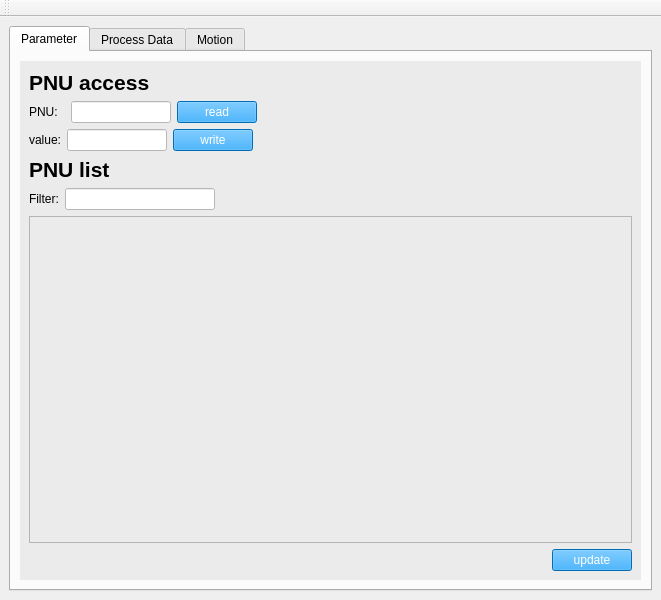
The window that src/edcon/gui/main_window.ui (Festo-se/festo-edcon) describes before a commit, drawn with Qt 5.
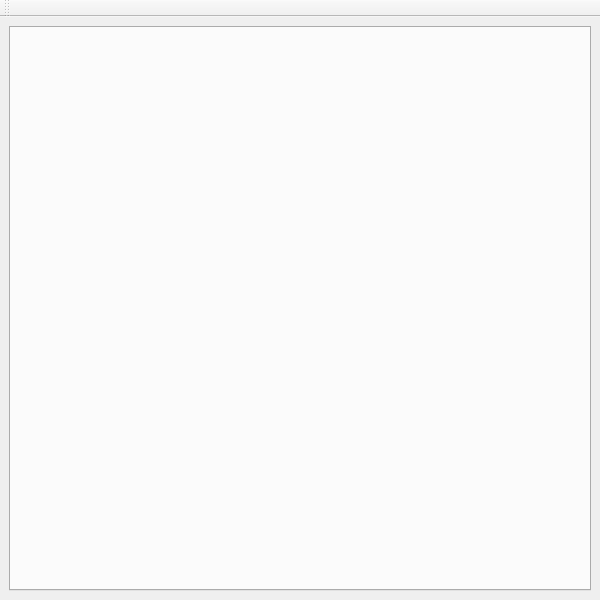
The same window after the commit.

Commit message: Moved parameter related stuff to own widget class.

The edit to the form file:
```diff
--- a/src/edcon/gui/main_window.ui
+++ b/src/edcon/gui/main_window.ui
@@ -6,7 +6,7 @@
    <rect>
     <x>0</x>
     <y>0</y>
-    <width>661</width>
+    <width>600</width>
     <height>600</height>
    </rect>
   </property>
@@ -20,323 +20,6 @@
       <property name="currentIndex">
        <number>0</number>
       </property>
-      <widget class="QWidget" name="parameterTab">
-       <attribute name="title">
-        <string>Parameter</string>
-       </attribute>
-       <layout class="QVBoxLayout" name="verticalLayout_6">
-        <item>
-         <widget class="QWidget" name="centralwidget_2" native="true">
-          <property name="sizePolicy">
-           <sizepolicy hsizetype="Expanding" vsizetype="Expanding">
-            <horstretch>0</horstretch>
-            <verstretch>0</verstretch>
-           </sizepolicy>
-          </property>
-          <property name="autoFillBackground">
-           <bool>false</bool>
-          </property>
-          <property name="styleSheet">
-           <string notr="true">QWidget{background-color:rgb(235, 235, 235);
-color:black}</string>
-          </property>
-          <layout class="QVBoxLayout" name="verticalLayout_3">
-           <item>
-            <layout class="QVBoxLayout" name="verticalLayout_2">
-             <item>
-              <widget class="QLabel" name="label_pnu_access_title">
-               <property name="text">
-                <string>&lt;html&gt;&lt;head/&gt;&lt;body&gt;&lt;p&gt;&lt;span style=&quot; font-size:16pt; font-weight:600;&quot;&gt;PNU access&lt;/span&gt;&lt;/p&gt;&lt;/body&gt;&lt;/html&gt;</string>
-               </property>
-              </widget>
-             </item>
-             <item>
-              <layout class="QHBoxLayout" name="horizontalLayout_2">
-               <item>
-                <widget class="QLabel" name="label_pnu_title">
-                 <property name="text">
-                  <string>PNU:  </string>
-                 </property>
-                </widget>
-               </item>
-               <item>
-                <widget class="QLineEdit" name="line_edit_pnu">
-                 <property name="maximumSize">
-                  <size>
-                   <width>100</width>
-                   <height>16777215</height>
-                  </size>
-                 </property>
-                 <property name="focusPolicy">
-                  <enum>Qt::StrongFocus</enum>
-                 </property>
-                 <property name="styleSheet">
-                  <string notr="true">QLineEdit{background-color:white;
-color:black}</string>
-                 </property>
-                 <property name="inputMask">
-                  <string/>
-                 </property>
-                 <property name="maxLength">
-                  <number>32767</number>
-                 </property>
-                 <property name="cursorPosition">
-                  <number>0</number>
-                 </property>
-                 <property name="clearButtonEnabled">
-                  <bool>true</bool>
-                 </property>
-                </widget>
-               </item>
-               <item>
-                <widget class="QPushButton" name="button_pnu_read">
-                 <property name="styleSheet">
-                  <string notr="true">background-color: rgb(0, 153, 255);
-color: rgb(255, 255, 255);</string>
-                 </property>
-                 <property name="text">
-                  <string>read</string>
-                 </property>
-                </widget>
-               </item>
-               <item>
-                <widget class="QLabel" name="label_pnu_feedback">
-                 <property name="text">
-                  <string/>
-                 </property>
-                </widget>
-               </item>
-               <item>
-                <spacer name="horizontalSpacer">
-                 <property name="orientation">
-                  <enum>Qt::Horizontal</enum>
-                 </property>
-                 <property name="sizeHint" stdset="0">
-                  <size>
-                   <width>40</width>
-                   <height>20</height>
-                  </size>
-                 </property>
-                </spacer>
-               </item>
-              </layout>
-             </item>
-             <item>
-              <layout class="QHBoxLayout" name="horizontalLayout_4">
-               <item>
-                <widget class="QLabel" name="label_pnu_value_title">
-                 <property name="text">
-                  <string>value:</string>
-                 </property>
-                </widget>
-               </item>
-               <item>
-                <widget class="QLineEdit" name="line_edit_pnu_value">
-                 <property name="maximumSize">
-                  <size>
-                   <width>100</width>
-                   <height>16777215</height>
-                  </size>
-                 </property>
-                 <property name="styleSheet">
-                  <string notr="true">QLineEdit{background-color:white;
-color:black}</string>
-                 </property>
-                 <property name="inputMask">
-                  <string/>
-                 </property>
-                 <property name="text">
-                  <string/>
-                 </property>
-                 <property name="clearButtonEnabled">
-                  <bool>true</bool>
-                 </property>
-                </widget>
-               </item>
-               <item>
-                <widget class="QPushButton" name="button_pnu_write">
-                 <property name="styleSheet">
-                  <string notr="true">background-color: rgb(0, 153, 255);
-color: rgb(255, 255, 255);</string>
-                 </property>
-                 <property name="text">
-                  <string>write</string>
-                 </property>
-                </widget>
-               </item>
-               <item>
-                <widget class="QLabel" name="label_pnu_value_feedback">
-                 <property name="text">
-                  <string/>
-                 </property>
-                </widget>
-               </item>
-               <item>
-                <spacer name="horizontalSpacer_2">
-                 <property name="orientation">
-                  <enum>Qt::Horizontal</enum>
-                 </property>
-                 <property name="sizeHint" stdset="0">
-                  <size>
-                   <width>40</width>
-                   <height>20</height>
-                  </size>
-                 </property>
-                </spacer>
-               </item>
-              </layout>
-             </item>
-             <item>
-              <widget class="QLabel" name="label_pnu_list_title">
-               <property name="text">
-                <string>&lt;html&gt;&lt;head/&gt;&lt;body&gt;&lt;p&gt;&lt;span style=&quot; font-size:16pt; font-weight:600;&quot;&gt;PNU list&lt;/span&gt;&lt;/p&gt;&lt;/body&gt;&lt;/html&gt;</string>
-               </property>
-              </widget>
-             </item>
-             <item>
-              <layout class="QHBoxLayout" name="horizontalLayout_3">
-               <item>
-                <widget class="QLabel" name="label_pnu_list_filter_title">
-                 <property name="text">
-                  <string>Filter:</string>
-                 </property>
-                </widget>
-               </item>
-               <item>
-                <widget class="QLineEdit" name="line_edit_pnu_list_filter">
-                 <property name="maximumSize">
-                  <size>
-                   <width>150</width>
-                   <height>16777215</height>
-                  </size>
-                 </property>
-                 <property name="styleSheet">
-                  <string notr="true">QLineEdit{background-color:white;
-color:black}</string>
-                 </property>
-                 <property name="text">
-                  <string/>
-                 </property>
-                 <property name="clearButtonEnabled">
-                  <bool>true</bool>
-                 </property>
-                </widget>
-               </item>
-               <item>
-                <spacer name="horizontalSpacer_3">
-                 <property name="orientation">
-                  <enum>Qt::Horizontal</enum>
-                 </property>
-                 <property name="sizeHint" stdset="0">
-                  <size>
-                   <width>40</width>
-                   <height>20</height>
-                  </size>
-                 </property>
-                </spacer>
-               </item>
-              </layout>
-             </item>
-             <item>
-              <widget class="QTableView" name="table_view_pnu_list">
-               <attribute name="horizontalHeaderStretchLastSection">
-                <bool>false</bool>
-               </attribute>
-              </widget>
-             </item>
-             <item>
-              <layout class="QHBoxLayout" name="horizontalLayout_5">
-               <item>
-                <spacer name="horizontalSpacer_4">
-                 <property name="orientation">
-                  <enum>Qt::Horizontal</enum>
-                 </property>
-                 <property name="sizeHint" stdset="0">
-                  <size>
-                   <width>40</width>
-                   <height>20</height>
-                  </size>
-                 </property>
-                </spacer>
-               </item>
-               <item>
-                <widget class="QPushButton" name="button_pnu_list_update">
-                 <property name="styleSheet">
-                  <string notr="true">background-color: rgb(0, 153, 255);
-color: rgb(255, 255, 255);</string>
-                 </property>
-                 <property name="text">
-                  <string>update</string>
-                 </property>
-                </widget>
-               </item>
-              </layout>
-             </item>
-            </layout>
-           </item>
-          </layout>
-         </widget>
-        </item>
-       </layout>
-      </widget>
-      <widget class="QWidget" name="processDataTab">
-       <attribute name="title">
-        <string>Process Data</string>
-       </attribute>
-       <layout class="QVBoxLayout" name="verticalLayout_10">
-        <item>
-         <widget class="QWidget" name="centralwidget_4" native="true">
-          <property name="sizePolicy">
-           <sizepolicy hsizetype="Expanding" vsizetype="Expanding">
-            <horstretch>0</horstretch>
-            <verstretch>0</verstretch>
-           </sizepolicy>
-          </property>
-          <property name="autoFillBackground">
-           <bool>false</bool>
-          </property>
-          <property name="styleSheet">
-           <string notr="true">QWidget{background-color:rgb(235, 235, 235);
-color:black}</string>
-          </property>
-          <layout class="QVBoxLayout" name="verticalLayout_8">
-           <item>
-            <layout class="QVBoxLayout" name="verticalLayout_9"/>
-           </item>
-          </layout>
-         </widget>
-        </item>
-       </layout>
-      </widget>
-      <widget class="QWidget" name="motionTab">
-       <attribute name="title">
-        <string>Motion</string>
-       </attribute>
-       <layout class="QVBoxLayout" name="verticalLayout_7">
-        <item>
-         <widget class="QWidget" name="centralwidget_3" native="true">
-          <property name="sizePolicy">
-           <sizepolicy hsizetype="Expanding" vsizetype="Expanding">
-            <horstretch>0</horstretch>
-            <verstretch>0</verstretch>
-           </sizepolicy>
-          </property>
-          <property name="autoFillBackground">
-           <bool>false</bool>
-          </property>
-          <property name="styleSheet">
-           <string notr="true">QWidget{background-color:rgb(235, 235, 235);
-color:black}</string>
-          </property>
-          <layout class="QVBoxLayout" name="verticalLayout_4">
-           <item>
-            <layout class="QVBoxLayout" name="verticalLayout_5"/>
-           </item>
-          </layout>
-         </widget>
-        </item>
-       </layout>
-      </widget>
      </widget>
     </item>
    </layout>
```
Left out of the diff: 2 changed lines with no effect on the pictures. The commit also changes 4 other files.
